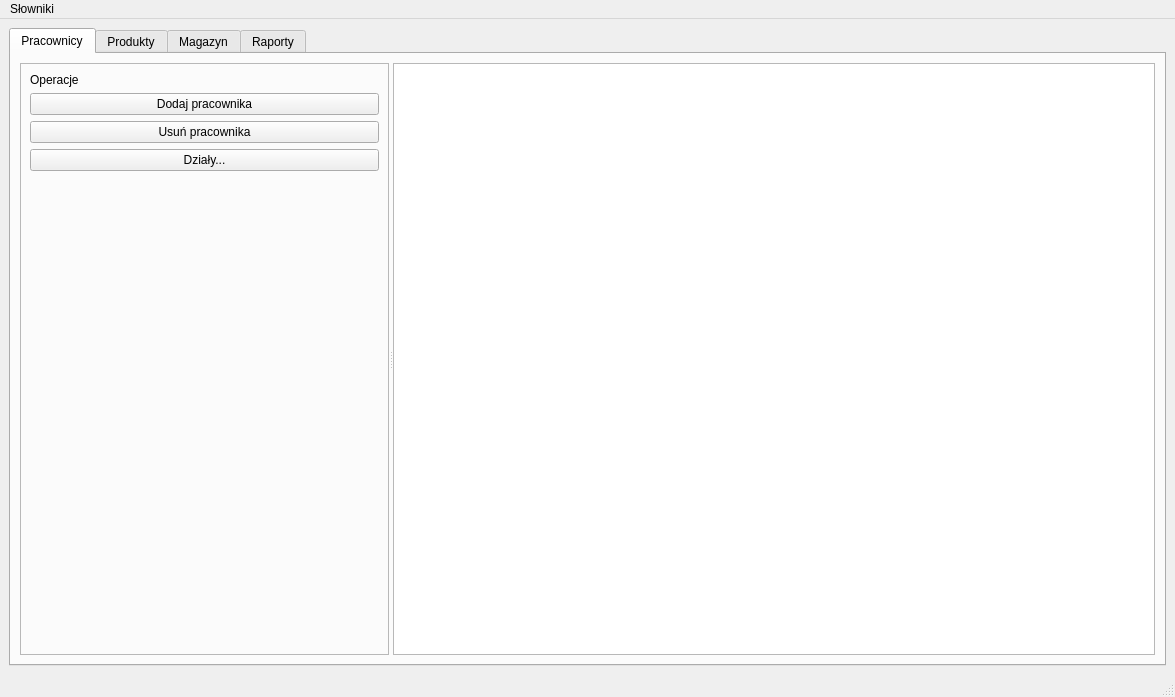
The window that mainwindow.ui (LukasZaw/company-manager-qt) describes before a commit, drawn with Qt 5.
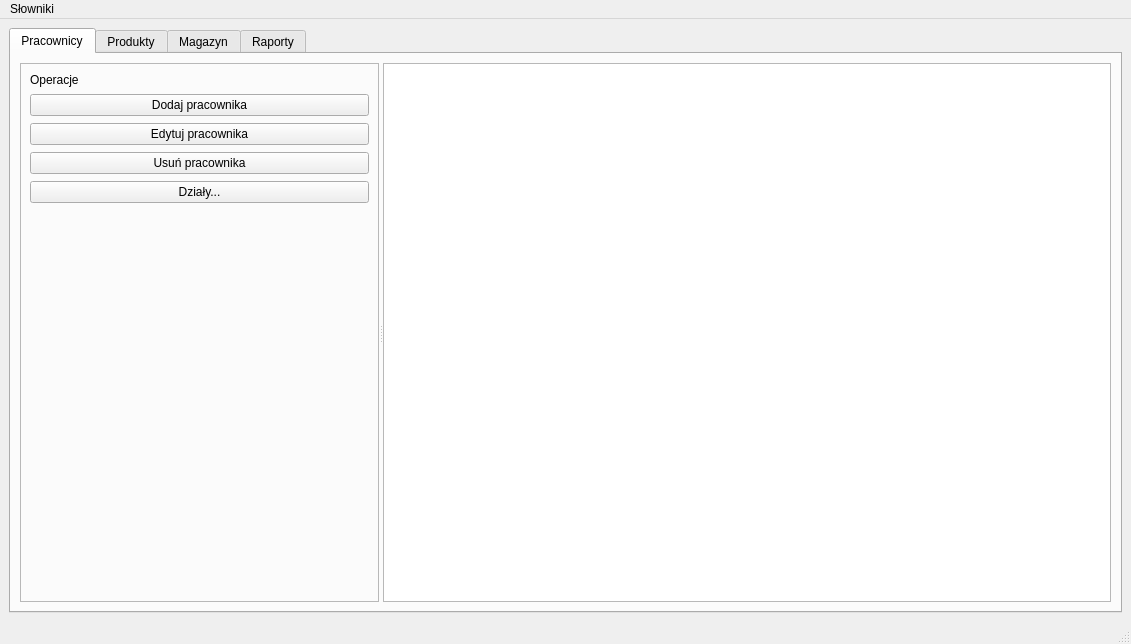
The same window after the commit.

Commit message: feat: add employee edit UI and handlers

Diff of the .ui file:
```diff
--- a/mainwindow.ui
+++ b/mainwindow.ui
@@ -6,12 +6,18 @@
    <rect>
     <x>0</x>
     <y>0</y>
-    <width>1175</width>
-    <height>697</height>
+    <width>1131</width>
+    <height>644</height>
    </rect>
   </property>
   <property name="windowTitle">
-   <string>MainWindow</string>
+   <string>Zarządzanie firmą</string>
+  </property>
+  <property name="autoFillBackground">
+   <bool>false</bool>
+  </property>
+  <property name="tabShape">
+   <enum>QTabWidget::TabShape::Triangular</enum>
   </property>
   <widget class="QWidget" name="centralwidget">
    <layout class="QVBoxLayout" name="mainLayout">
@@ -33,14 +39,29 @@
           <widget class="QFrame" name="employeesLeftPanel">
            <property name="minimumSize">
             <size>
-             <width>220</width>
+             <width>140</width>
              <height>0</height>
             </size>
            </property>
+           <property name="maximumSize">
+            <size>
+             <width>260</width>
+             <height>16777215</height>
+            </size>
+           </property>
            <property name="frameShape">
             <enum>QFrame::Shape::StyledPanel</enum>
            </property>
            <layout class="QVBoxLayout" name="employeesLeftLayout">
+            <property name="spacing">
+             <number>7</number>
+            </property>
+            <property name="sizeConstraint">
+             <enum>QLayout::SizeConstraint::SetMaximumSize</enum>
+            </property>
+            <property name="leftMargin">
+             <number>9</number>
+            </property>
             <item>
              <widget class="QLabel" name="employeesTitleLabel">
               <property name="text">
@@ -58,6 +79,13 @@
               </property>
              </widget>
             </item>
+            <item>
+             <widget class="QPushButton" name="editEmployeeButton">
+              <property name="text">
+               <string>Edytuj pracownika</string>
+              </property>
+             </widget>
+            </item>
             <item>
              <widget class="QPushButton" name="deleteEmployeeButton">
               <property name="text">
@@ -152,7 +180,7 @@
     <rect>
      <x>0</x>
      <y>0</y>
-     <width>1175</width>
+     <width>1131</width>
      <height>21</height>
     </rect>
    </property>
```
The commit also changes 3 other files.
